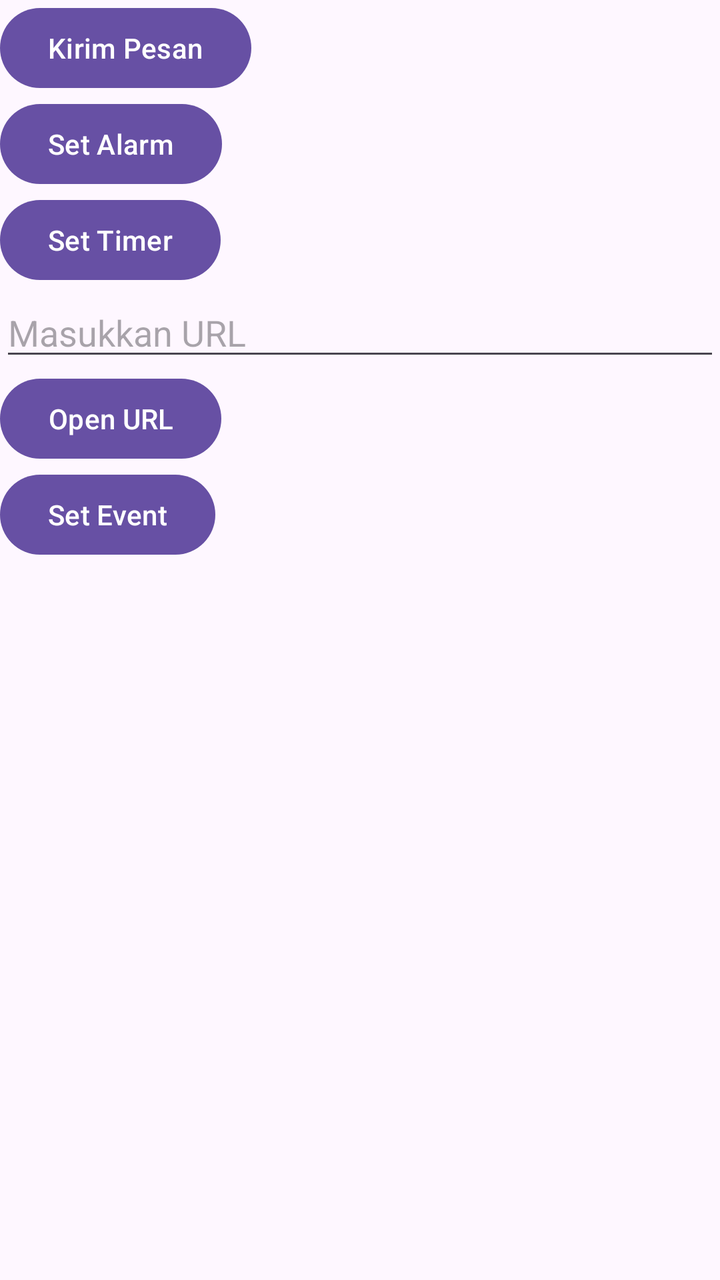
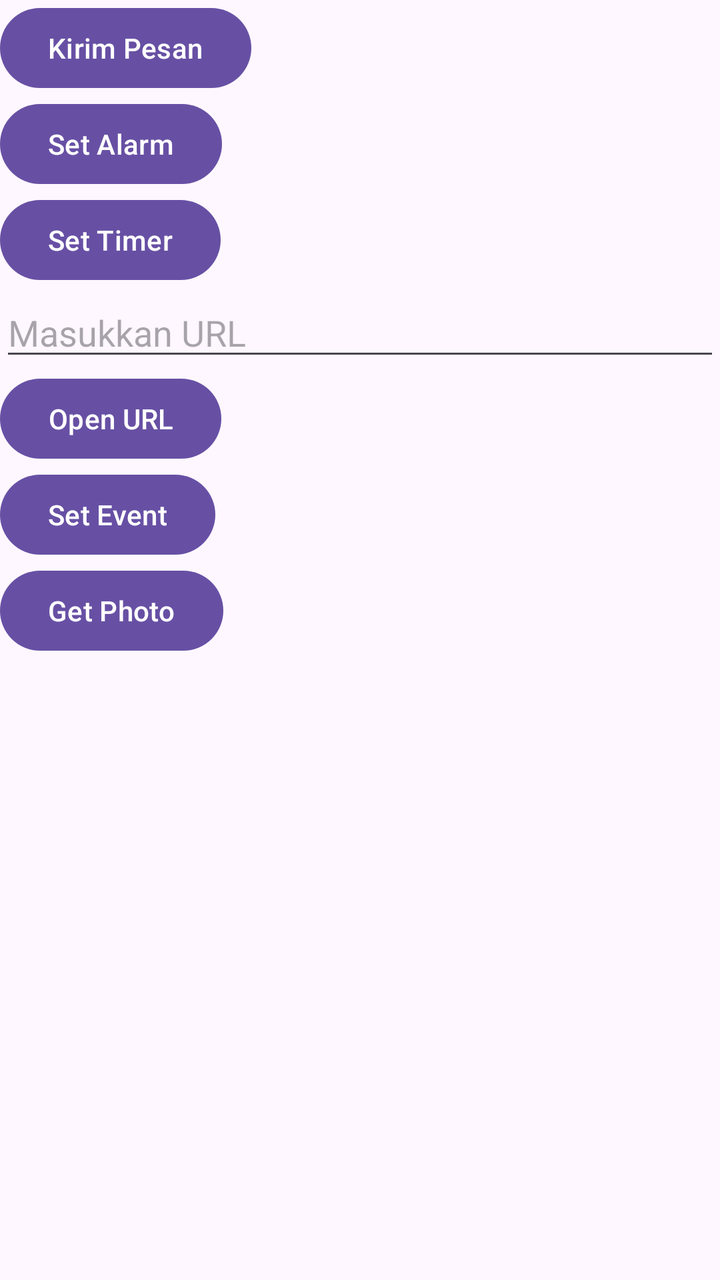

An Android layout rendered at two revisions. The XML below is the earlier revision; the diff shows what the commit changed to produce the second picture.
<!-- AndroidManifest.xml: application theme Theme.Implisit_intent -->
<!-- res/layout/activity_main.xml -->
<?xml version="1.0" encoding="utf-8"?>
<LinearLayout xmlns:android="http://schemas.android.com/apk/res/android"
    xmlns:app="http://schemas.android.com/apk/res-auto"
    xmlns:tools="http://schemas.android.com/tools"
    android:id="@+id/main"
    android:layout_width="match_parent"
    android:layout_height="match_parent"
    tools:context=".MainActivity"
    android:orientation="vertical"
    >

    <Button
        android:id="@+id/btnKirimPesan"
        android:layout_width="wrap_content"
        android:layout_height="wrap_content"
        android:text="Kirim Pesan"/>


    <Button
        android:id="@+id/btnSetAlarm"
        android:layout_width="wrap_content"
        android:layout_height="wrap_content"
        android:text="Set Alarm"/>

    <Button
        android:id="@+id/btnSetTimer"
        android:layout_width="wrap_content"
        android:layout_height="wrap_content"
        android:text="Set Timer"/>

    <EditText
        android:layout_width="match_parent"
        android:layout_height="wrap_content"
        android:id="@+id/etURL"
        android:hint="Masukkan URL"/>
    <Button
        android:layout_width="wrap_content"
        android:layout_height="wrap_content"
        android:id="@+id/btnOpenURL"
        android:text="Open URL"/>
    <Button
        android:layout_width="wrap_content"
        android:layout_height="wrap_content"
        android:id="@+id/btnSetEvent"
        android:text="Set Event"/>


</LinearLayout>
<!-- resources referenced by this layout -->
<resources>
  <style name="Theme.Implisit_intent" parent="Base.Theme.Implisit_intent" />
  <style name="Base.Theme.Implisit_intent" parent="Theme.Material3.DayNight.NoActionBar">
          
          
      </style>
</resources>

<!-- the commit's change to res/layout/activity_main.xml (unified diff, before → after) -->
@@ -44,5 +44,17 @@
         android:id="@+id/btnSetEvent"
         android:text="Set Event"/>
 
+    <Button
+        android:layout_width="wrap_content"
+        android:layout_height="wrap_content"
+        android:id="@+id/btnGetPhoto"
+        android:text="Get Photo"/>
+
+    <ImageView
+        android:layout_width="wrap_content"
+        android:layout_height="wrap_content"
+        android:id="@+id/ivHasil" />
+
+
 
 </LinearLayout>
